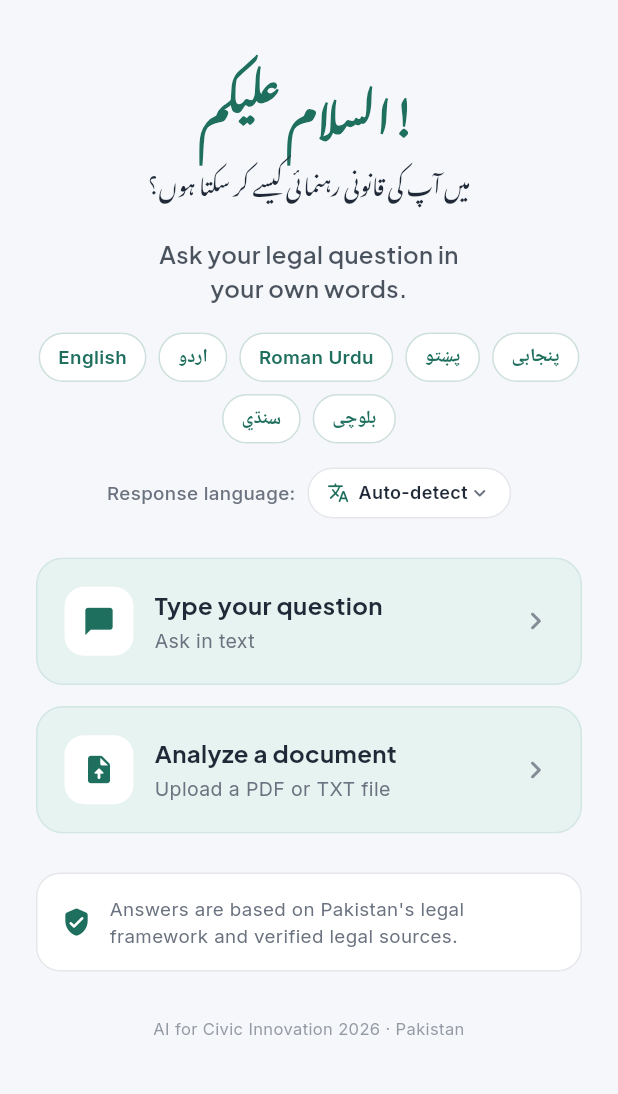
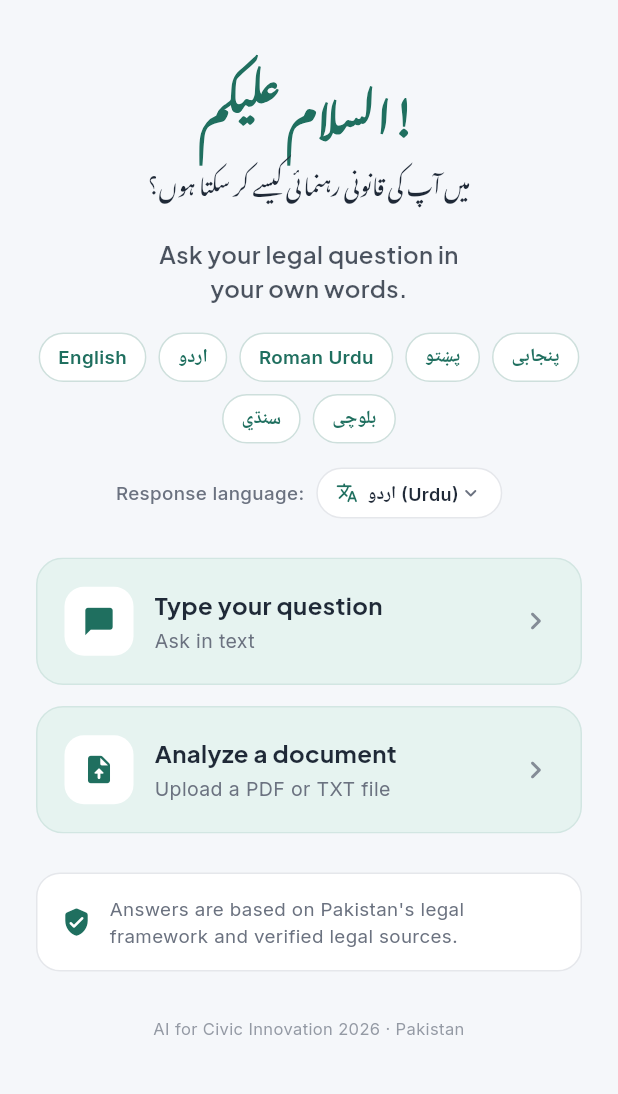
Before and after one commit to ShahxHussain/AI_Legal_Assistant, a Flutter app: the screen it shows after launch, on a phone screen of 412 x 824 dp, the part 89-1183 px from its top. Run offline on Flutter 3.47's test engine with Material 3 defaults, Android fonts, the phone set to English and light mode, and no system bars; our stand-ins replace file_picker, flutter_markdown, google_fonts.

Commit message:
Urdu setup as default language

```diff
--- a/Frontend/lib/screens/chat_screen.dart
+++ b/Frontend/lib/screens/chat_screen.dart
@@ -11,7 +11,7 @@ import '../widgets/chat_bubble.dart';
 import '../widgets/language_picker.dart';
 
 class ChatScreen extends StatefulWidget {
-  const ChatScreen({super.key, this.initialLanguage = 'auto'});
+  const ChatScreen({super.key, this.initialLanguage = kDefaultLanguage});
 
   final String initialLanguage;
 
@@ -27,7 +27,7 @@ class _ChatScreenState extends State<ChatScreen> {
   bool _isSending = false;
   bool? _apiHealthy;
   PlatformFile? _attachedFile;
-  String _language = 'auto';
+  String _language = kDefaultLanguage;
 
   static const _suggestions = [
     ('What is an FIR?', Icons.description_outlined),
--- a/Frontend/lib/screens/home_screen.dart
+++ b/Frontend/lib/screens/home_screen.dart
@@ -15,7 +15,7 @@ class HomeScreen extends StatefulWidget {
 }
 
 class _HomeScreenState extends State<HomeScreen> {
-  String _language = 'auto';
+  String _language = kDefaultLanguage;
 
   void _openChat(BuildContext context) {
     Navigator.push(
@@ -96,7 +96,6 @@ class _HomeScreenState extends State<HomeScreen> {
                         const SizedBox(width: 8),
                         LanguagePicker(
                           value: _language,
-                          compact: false,
                           onChanged: (value) =>
                               setState(() => _language = value),
                         ),
--- a/Frontend/lib/screens/info_screen.dart
+++ b/Frontend/lib/screens/info_screen.dart
@@ -110,9 +110,9 @@ class InfoScreen extends StatelessWidget {
                   const SizedBox(width: 12),
                   Expanded(
                     child: Text(
-                      'Your language is detected automatically and the reply '
-                      'comes back in the same language. You can also pick a '
-                      'language from the selector at the top of the chat.',
+                      'Replies are in Urdu by default. You can switch to any '
+                      'language from the selector on the Home screen or at '
+                      'the top of the chat.',
                       style: GoogleFonts.inter(
                         fontSize: 13,
                         height: 1.5,
--- a/Frontend/lib/services/api_service.dart
+++ b/Frontend/lib/services/api_service.dart
@@ -33,7 +33,7 @@ class ApiService {
   /// {"type":"meta"|"delta"|"done"|"error", ...}
   Stream<Map<String, dynamic>> askStream(
     String question, {
-    String language = 'auto',
+    String language = 'urdu_script',
   }) async* {
     final request = http.Request('POST', Uri.parse(ApiConfig.askStreamUrl))
       ..headers['Content-Type'] = 'application/json'
@@ -64,7 +64,10 @@ class ApiService {
     }
   }
 
-  Future<AskResponse> ask(String question, {String language = 'auto'}) async {
+  Future<AskResponse> ask(
+    String question, {
+    String language = 'urdu_script',
+  }) async {
     final response = await _client
         .post(
           Uri.parse(ApiConfig.askUrl),
@@ -91,7 +94,7 @@ class ApiService {
     required List<int> bytes,
     required String filename,
     String? question,
-    String language = 'auto',
+    String language = 'urdu_script',
   }) async {
     final request = http.MultipartRequest(
       'POST',
--- a/Frontend/lib/widgets/language_picker.dart
+++ b/Frontend/lib/widgets/language_picker.dart
@@ -3,11 +3,12 @@ import 'package:google_fonts/google_fonts.dart';
 
 import '../theme/app_theme.dart';
 
-/// Backend language codes + display labels.
+/// Backend language codes + display labels. Default: Urdu.
+const kDefaultLanguage = 'urdu_script';
+
 const kSupportedLanguages = <(String, String)>[
-  ('auto', 'Auto-detect'),
+  ('urdu_script', 'اردو (Urdu)'),
   ('english', 'English'),
-  ('urdu_script', 'اردو (Urdu)'),
   ('roman_urdu', 'Roman Urdu'),
   ('pashto', 'پښتو (Pashto)'),
   ('punjabi', 'پنجابی (Punjabi)'),
@@ -27,18 +28,14 @@ class LanguagePicker extends StatelessWidget {
     super.key,
     required this.value,
     required this.onChanged,
-    this.compact = true,
   });
 
   final String value;
   final ValueChanged<String> onChanged;
 
-  /// Compact shows "Auto" for auto-detect; full shows "Auto-detect".
-  final bool compact;
-
   @override
   Widget build(BuildContext context) {
-    final label = value == 'auto' && compact ? 'Auto' : languageLabel(value);
+    final label = languageLabel(value);
 
     return PopupMenuButton<String>(
       tooltip: 'Response language',
```
Also changed, not shown: 2 other files.
